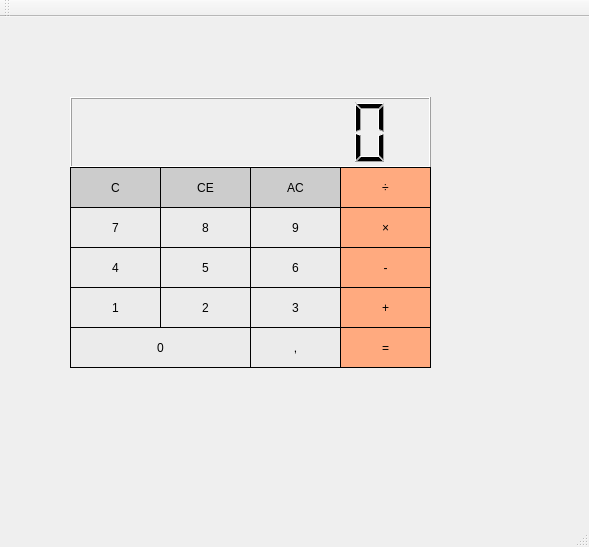
This is mainwindow.ui in kokakola/Calculator as Qt 5 draws it before an edit. The edited form follows.
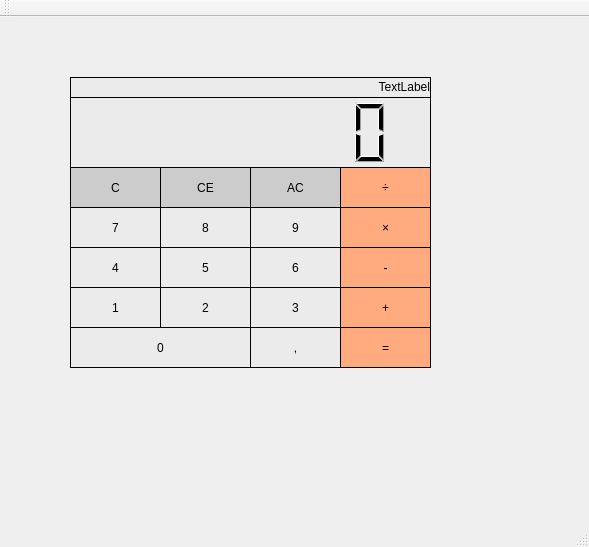
This is the edited form.

Commit message: Добал верхний label. Надо доделать действия после нажатия на равно и продолжение вычислений.

What changed in the file:
```diff
--- a/mainwindow.ui
+++ b/mainwindow.ui
@@ -23,12 +23,17 @@
       <height>71</height>
      </rect>
     </property>
-    <property name="layoutDirection">
-     <enum>Qt::LeftToRight</enum>
-    </property>
     <property name="autoFillBackground">
      <bool>false</bool>
     </property>
+    <property name="styleSheet">
+     <string notr="true">#lcdNumber{
+	background-color: rgb(235, 235, 235);
+	border-style: outset;
+	border-width: 1px;	
+	border-color: rgb(0, 0, 0);
+}</string>
+    </property>
     <property name="smallDecimalPoint">
      <bool>false</bool>
     </property>
@@ -536,6 +541,31 @@
      <string>9</string>
     </property>
    </widget>
+   <widget class="QLabel" name="label">
+    <property name="geometry">
+     <rect>
+      <x>70</x>
+      <y>60</y>
+      <width>361</width>
+      <height>21</height>
+     </rect>
+    </property>
+    <property name="layoutDirection">
+     <enum>Qt::LeftToRight</enum>
+    </property>
+    <property name="styleSheet">
+     <string notr="true">#label{	
+	font: 75 10pt &quot;Calibri Light&quot;;
+	background-color: rgb(235, 235, 235);
+	border-style: outset;
+	border-width: 1px;	
+	border-color: rgb(0, 0, 0);
+}</string>
+    </property>
+    <property name="text">
+     <string>&lt;html&gt;&lt;head/&gt;&lt;body&gt;&lt;p align=&quot;right&quot;&gt;TextLabel&lt;/p&gt;&lt;/body&gt;&lt;/html&gt;</string>
+    </property>
+   </widget>
   </widget>
   <widget class="QMenuBar" name="menuBar">
    <property name="geometry">
```
The commit also changes 2 other files.
